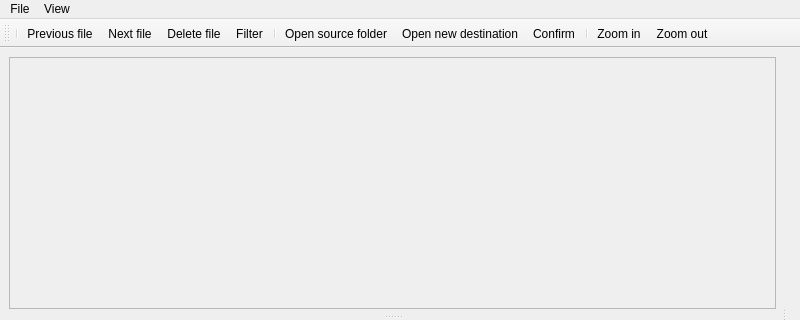
The window that src/ui/layouts/main_window.ui (IMatynia/informed-file-sorter) describes before a commit, drawn with Qt 5; both pictures show x 0 to 800 and y 0 to 320 of the 800 by 585 pixel window.
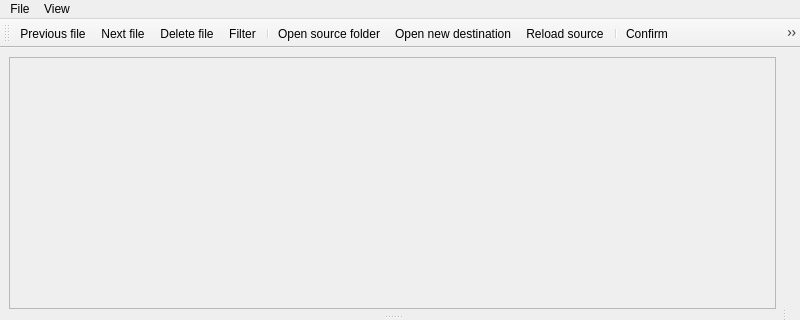
The same window after the commit. Icons and pictures are not drawn.

Commit message: added addon-compatible methods to main window + fixes

Diff of the .ui file:
```diff
--- a/src/ui/layouts/main_window.ui
+++ b/src/ui/layouts/main_window.ui
@@ -107,7 +107,6 @@
    <attribute name="toolBarBreak">
     <bool>false</bool>
    </attribute>
-   <addaction name="separator"/>
    <addaction name="actionPrevious_file"/>
    <addaction name="actionNext_file"/>
    <addaction name="actionDelete_file"/>
@@ -115,7 +114,10 @@
    <addaction name="separator"/>
    <addaction name="actionOpen_source"/>
    <addaction name="actionOpen_new_destination"/>
+   <addaction name="actionReload_source"/>
+   <addaction name="separator"/>
    <addaction name="actionConfirm"/>
+   <addaction name="actionClear_assignments"/>
    <addaction name="separator"/>
    <addaction name="actionZoom_in"/>
    <addaction name="actionZoom_out"/>
@@ -261,6 +263,26 @@
     <string>-</string>
    </property>
   </action>
+  <action name="actionClear_assignments">
+   <property name="icon">
+    <iconset theme="edit-undo">
+     <normaloff>.</normaloff>.</iconset>
+   </property>
+   <property name="text">
+    <string>Clear assignments</string>
+   </property>
+  </action>
+  <action name="actionReload_source">
+   <property name="icon">
+    <iconset theme="view-refresh"/>
+   </property>
+   <property name="text">
+    <string>Reload source</string>
+   </property>
+   <property name="shortcut">
+    <string>F5</string>
+   </property>
+  </action>
  </widget>
  <resources/>
  <connections/>
```
Left out of the diff: 6 changed lines with no effect on the pictures. The commit also changes 1 other file.
